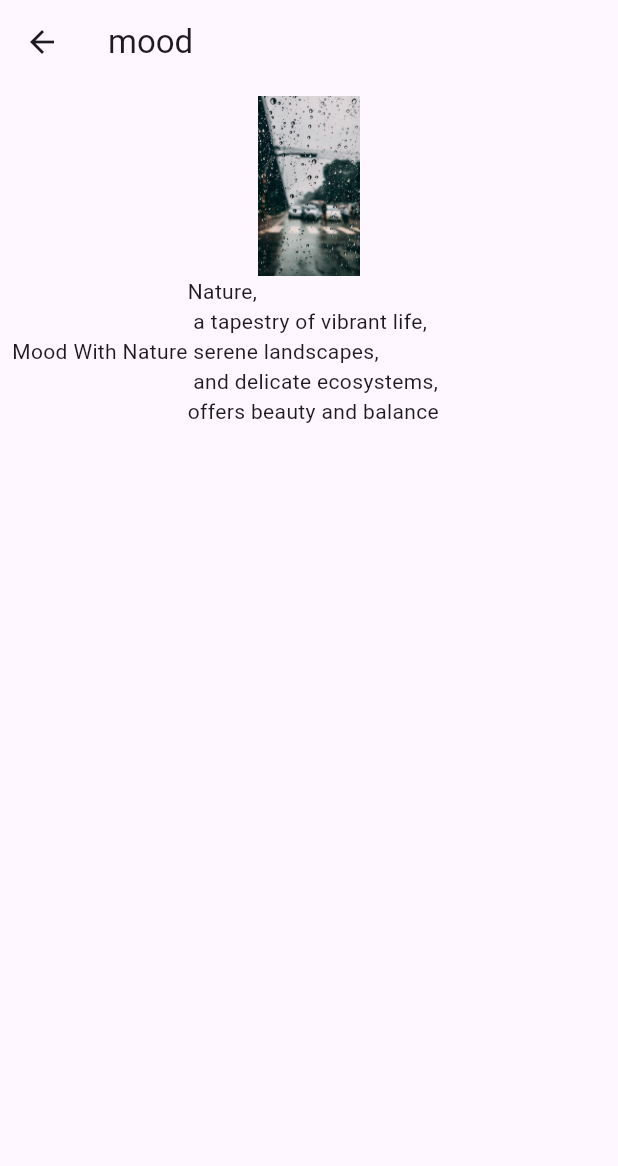
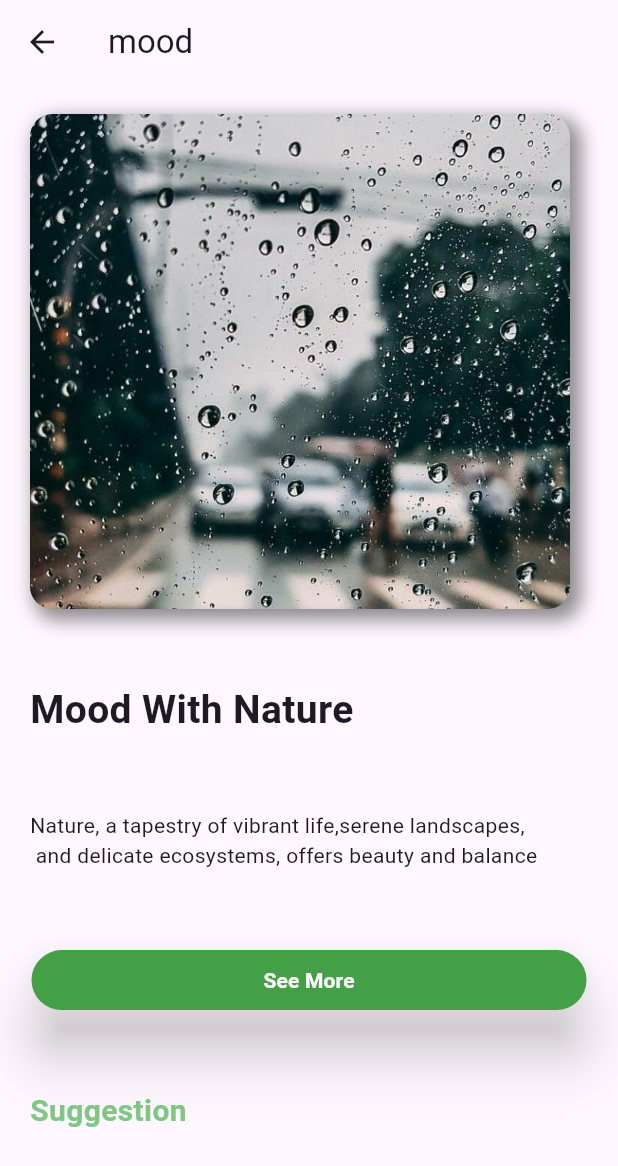
Before and after one commit to kakamrulhasan/Gallery, a Flutter app: the screen it shows after launch, after a tap on "mood", on a phone screen of 412 x 824 dp. Shown: the top 1166 px of the screen. Run offline on Flutter 3.47's test engine with Material 3 defaults, Android fonts, the phone set to English and light mode, and no system bars.

Commit message:
details_screen

```diff
--- a/lib/details_screen.dart
+++ b/lib/details_screen.dart
@@ -11,17 +11,96 @@ class DetailsScreen extends StatelessWidget {
         title: Text(model.title),
       ),
       body: Padding(
-        padding: const EdgeInsets.all(8.0),
+        padding: const EdgeInsets.all(20.0),
         child: Column(
 
+          mainAxisAlignment: MainAxisAlignment.spaceBetween,
           crossAxisAlignment: CrossAxisAlignment.center,
           children: [
-            Image.asset(model.image,height: 120,width: 120,),
+            Row(
+
+              children: [
+
+                Container(
+                  decoration: BoxDecoration(
+
+                    borderRadius: BorderRadius.circular(15),
+                      image: DecorationImage(image: AssetImage(model.image),
+                      fit: BoxFit.cover),
+                      boxShadow: [
+                        BoxShadow(
+                          color: Colors.black45,
+                          offset: const Offset(
+                            5.0,
+                            5.0,
+                          ),
+                          blurRadius: 10.0,
+                          spreadRadius: 2.0,
+                        ),//BoxShadow
+
+                      ],
+                  ),
+
+                  height: 330,
+                  width: 360,
+
+                ),
+
+              ],
+            ),
+
+            Row(
+              mainAxisAlignment: MainAxisAlignment.start,
+              children: [
+                Text('Mood With Nature',
+                style: TextStyle(
+                  fontWeight: FontWeight.bold,
+                  fontSize: 26
+                ),
+                ),
+                ],
+            ),
             Row(
               children: [
-                Text('Mood With Nature'),
-                SizedBox(height: 10,),
-                Text('Nature,\n a tapestry of vibrant life,\n serene landscapes,\n and delicate ecosystems, \noffers beauty and balance')
+                Text('Nature, a tapestry of vibrant life,serene landscapes,\n and delicate ecosystems, offers beauty and balance')
+              ],
+            ),
+            Row(
+
+              mainAxisAlignment: MainAxisAlignment.center,
+              children: [
+                Container(
+
+                ),
+                ElevatedButton(onPressed: (){},
+                 child: Text('See More',
+                 style: TextStyle(
+                  color: Colors.white,
+                  fontWeight: FontWeight.bold,
+
+                  ),
+                  ),style: ElevatedButton.styleFrom(
+                    minimumSize: Size(370, 40),
+                    shadowColor: Colors.black,
+                    elevation: 16,
+                    backgroundColor: Colors.green[600],
+                    ),
+                  )
+                ],
+            ),
+            Row(
+              children: [
+                Text('Suggestion',
+                style: TextStyle(
+                  color: Colors.green[300],
+                  fontWeight: FontWeight.bold,
+                  fontSize: 20
+                ),)
+              ],
+            ),
+            Row(
+              children: [
+
               ],
             )
           ],
--- a/lib/home_screen.dart
+++ b/lib/home_screen.dart
@@ -2,45 +2,39 @@ import 'package:flutter/material.dart';
 import 'package:flutter_application_34/details_screen.dart';
 import 'package:flutter_application_34/model_list.dart';
 
-class HomeScreen extends StatefulWidget {
+class HomeScreen extends StatelessWidget {
+
   HomeScreen({super.key});
 
   @override
-  State<HomeScreen> createState() => _HomeScreenState();
-}
-
-class _HomeScreenState extends State<HomeScreen> {
-  final List _photo = [
-    Model(
-      image: 'assets/rain.jpg',title: 'mood'
-    ),
-    Model(image: 'assets/winter.jpg',title: 'Asthetic')
-  ];
-  @override
   Widget build(BuildContext context) {
     return Scaffold(
-      appBar: AppBar(title: Text('data'),),
+      appBar: AppBar(
+        title: Text('data'),
+      ),
       body: GridView.builder(
         padding: EdgeInsets.all(8),
-        itemCount: _photo.length,
+        itemCount: photolist.length,
         gridDelegate: SliverGridDelegateWithFixedCrossAxisCount(
             crossAxisCount: 2, mainAxisSpacing: 15, crossAxisSpacing: 15),
         itemBuilder: (context, index) {
-
+          Model _photo = photolist[index];
           return GestureDetector(
-            onTap: () => Navigator.push(context,
-                MaterialPageRoute(builder: (context) => DetailsScreen( model: _photo[index]))),
+            onTap: () => Navigator.push(
+                context,
+                MaterialPageRoute(
+                    builder: (context) => DetailsScreen(model: _photo))),
             child: Column(
               mainAxisAlignment: MainAxisAlignment.center,
               children: [
-
                 Container(
                   height: 150,
                   width: 200,
                   decoration: BoxDecoration(
                     color: Colors.orange,
                     borderRadius: BorderRadius.circular(15),
-                    image: DecorationImage(image: AssetImage(_photo[index].image),
+                    image: DecorationImage(
+                        image: AssetImage(_photo.image),
                         fit: BoxFit.cover),
                     boxShadow: [
                       BoxShadow(
@@ -51,28 +45,24 @@ class _HomeScreenState extends State<HomeScreen> {
                         ),
                         blurRadius: 10.0,
                         spreadRadius: 2.0,
-                        ),//BoxShadow
-
+                      ), //BoxShadow
                     ],
-
                   ),
                   child: Row(
-
                     mainAxisAlignment: MainAxisAlignment.start,
                     crossAxisAlignment: CrossAxisAlignment.end,
                     children: [
                       Padding(padding: EdgeInsets.all(8)),
-                      Text(_photo[index].title,
+                      Text(
+                        _photo.title,
                         style: TextStyle(
                             fontWeight: FontWeight.bold,
                             color: Colors.white,
-                        fontSize: 20
-                      ),),
+                            fontSize: 20),
+                      ),
                     ],
                   ),
                 ),
-
-
               ],
             ),
           );
--- a/lib/model_list.dart
+++ b/lib/model_list.dart
@@ -4,3 +4,9 @@ class Model {
 
   Model({required this.image, required this.title});
 }
+final List photolist = [
+    Model(
+      image: 'assets/rain.jpg',title: 'mood'
+    ),
+    Model(image: 'assets/winter.jpg',title: 'Asthetic')
+  ];
```
Lines whose indentation alone changed are shown as unchanged.
